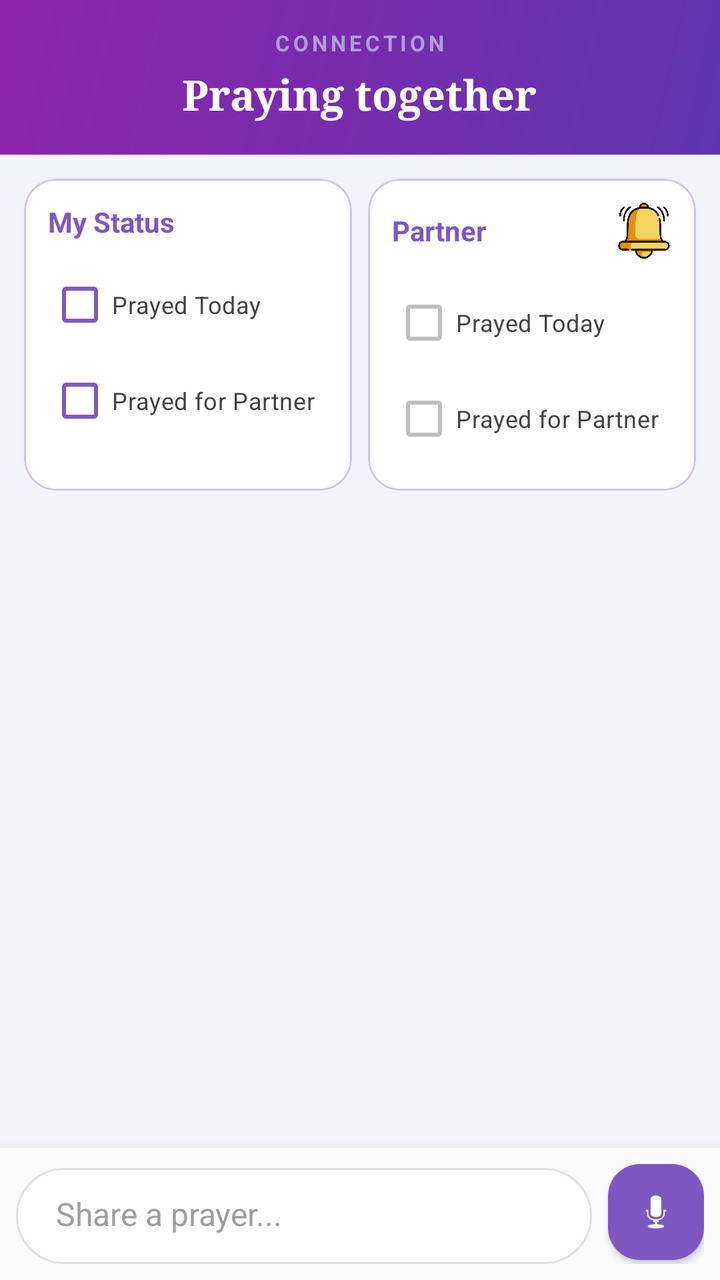
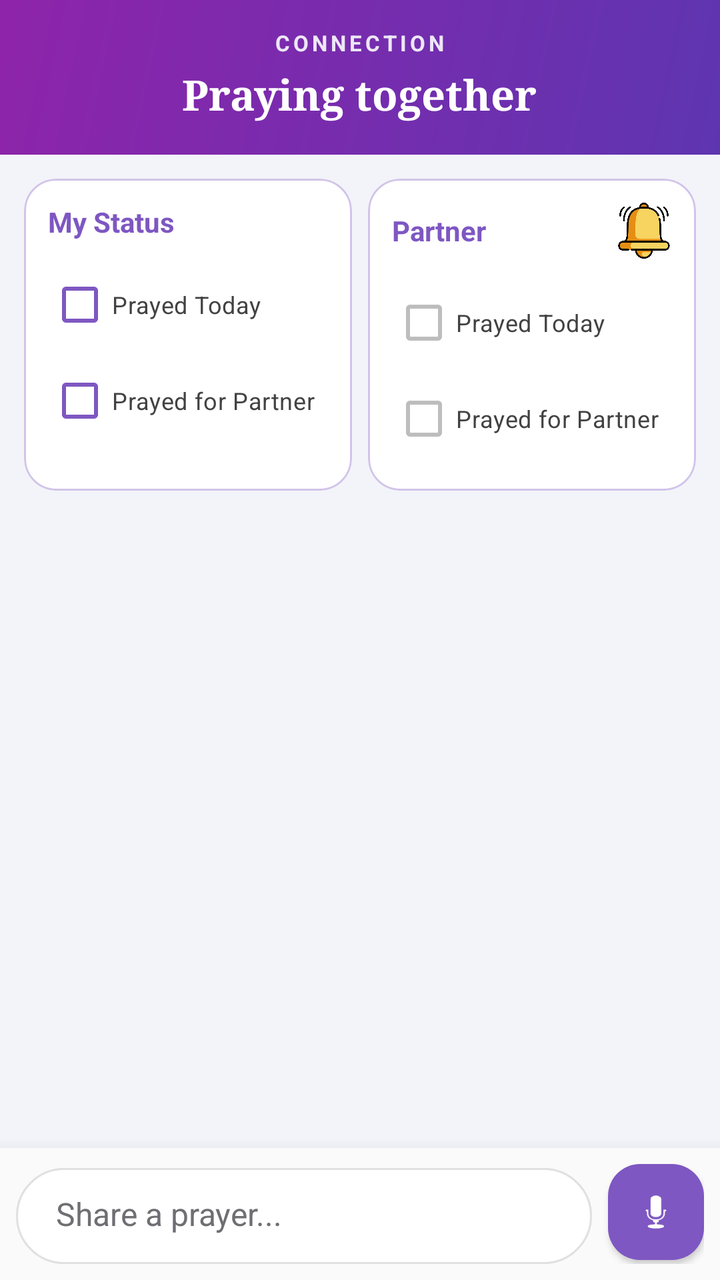

Before-and-after screenshots of an Android layout around one commit, followed by the original layout XML and the change that was made.
<!-- AndroidManifest.xml: application theme Theme.SpiritualTracker -->
<!-- res/layout/fragment_connection.xml -->
<?xml version="1.0" encoding="utf-8"?>
<RelativeLayout xmlns:android="http://schemas.android.com/apk/res/android"
    xmlns:app="http://schemas.android.com/apk/res-auto"
    android:layout_width="match_parent"
    android:layout_height="match_parent"
    android:background="#F3F4F9">

    
    <LinearLayout
        android:id="@+id/connectionHeader"
        android:layout_width="match_parent"
        android:layout_height="wrap_content"
        android:layout_alignParentTop="true"
        android:background="@drawable/bg_header_gradient"
        android:gravity="center"
        android:orientation="vertical"
        android:paddingHorizontal="20dp"
        android:paddingTop="14dp"
        android:paddingBottom="16dp">

        <TextView
            android:layout_width="wrap_content"
            android:layout_height="wrap_content"
            android:layout_marginBottom="4dp"
            android:letterSpacing="0.15"
            android:text="CONNECTION"
            android:textColor="#B39DDB"
            android:textSize="11sp"
            android:textStyle="bold" />

        <TextView
            android:id="@+id/tvConnectionTitle"
            android:layout_width="wrap_content"
            android:layout_height="wrap_content"
            android:fontFamily="serif"
            android:text="Praying together"
            android:textColor="#FFFFFF"
            android:textSize="21sp"
            android:textStyle="bold" />
    </LinearLayout>

    <LinearLayout
        android:id="@+id/layoutTopCards"
        android:layout_width="match_parent"
        android:layout_height="wrap_content"
        android:layout_below="@id/connectionHeader"
        android:orientation="horizontal"
        android:padding="8dp"
        android:weightSum="2">

        <com.google.android.material.card.MaterialCardView
            android:layout_width="0dp"
            android:layout_height="match_parent"
            android:layout_weight="1"
            android:layout_margin="4dp"
            app:cardBackgroundColor="#FFFFFF"
            app:cardCornerRadius="16dp"
            app:cardElevation="0dp"
            app:strokeColor="#D1C4E9"
            app:strokeWidth="1dp">

            <LinearLayout
                android:layout_width="match_parent"
                android:layout_height="match_parent"
                android:orientation="vertical"
                android:padding="12dp">

                <TextView
                    android:layout_width="wrap_content"
                    android:layout_height="wrap_content"
                    android:text="My Status"
                    android:textColor="#7E57C2"
                    android:textSize="14sp"
                    android:textStyle="bold"
                    android:layout_marginBottom="8dp" />

                <CheckBox
                    android:id="@+id/cbMyPrayedToday"
                    android:layout_width="wrap_content"
                    android:layout_height="wrap_content"
                    android:text="Prayed Today"
                    android:textColor="#424242"
                    android:textSize="12sp"
                    android:buttonTint="#7E57C2" />

                <CheckBox
                    android:id="@+id/cbMyPrayedPartner"
                    android:layout_width="wrap_content"
                    android:layout_height="wrap_content"
                    android:text="Prayed for Partner"
                    android:textColor="#424242"
                    android:textSize="12sp"
                    android:buttonTint="#7E57C2" />
            </LinearLayout>
        </com.google.android.material.card.MaterialCardView>

        <com.google.android.material.card.MaterialCardView
            android:layout_width="0dp"
            android:layout_height="match_parent"
            android:layout_weight="1"
            android:layout_margin="4dp"
            app:cardBackgroundColor="#FFFFFF"
            app:cardCornerRadius="16dp"
            app:cardElevation="0dp"
            app:strokeColor="#D1C4E9"
            app:strokeWidth="1dp">

            <LinearLayout
                android:layout_width="match_parent"
                android:layout_height="match_parent"
                android:orientation="vertical"
                android:padding="12dp">

                <RelativeLayout
                    android:layout_width="match_parent"
                    android:layout_height="wrap_content"
                    android:layout_marginBottom="8dp">

                    <TextView
                        android:id="@+id/tvPartnerNameStatus"
                        android:layout_width="wrap_content"
                        android:layout_height="wrap_content"
                        android:layout_centerVertical="true"
                        android:text="Partner"
                        android:textColor="#7E57C2"
                        android:textSize="14sp"
                        android:textStyle="bold" />

                    <FrameLayout
                        android:id="@+id/btnNudgePartner"
                        android:layout_width="wrap_content"
                        android:layout_height="wrap_content"
                        android:layout_alignParentEnd="true"
                        android:layout_centerVertical="true"
                        android:clickable="true"
                        android:focusable="true"
                        android:background="?attr/selectableItemBackgroundBorderless">

                        <ImageView
                            android:layout_width="28dp"
                            android:layout_height="28dp"
                            android:src="@drawable/ic_nudge"
                            android:scaleType="fitCenter" />
                    </FrameLayout>
                </RelativeLayout>

                <CheckBox
                    android:id="@+id/cbPartnerPrayedToday"
                    android:layout_width="wrap_content"
                    android:layout_height="wrap_content"
                    android:text="Prayed Today"
                    android:textColor="#424242"
                    android:textSize="12sp"
                    android:clickable="false"
                    android:buttonTint="@color/partner_checkbox_tint" />

                <CheckBox
                    android:id="@+id/cbPartnerPrayedPartner"
                    android:layout_width="wrap_content"
                    android:layout_height="wrap_content"
                    android:text="Prayed for Partner"
                    android:textColor="#424242"
                    android:textSize="12sp"
                    android:clickable="false"
                    android:buttonTint="@color/partner_checkbox_tint" />
            </LinearLayout>
        </com.google.android.material.card.MaterialCardView>
    </LinearLayout>

    <androidx.recyclerview.widget.RecyclerView
        android:id="@+id/rvConnectionFeed"
        android:layout_width="match_parent"
        android:layout_height="match_parent"
        android:layout_above="@id/layoutConnectionBar"
        android:layout_below="@id/layoutTopCards"
        android:clipToPadding="false"
        android:paddingBottom="8dp" />

    <LinearLayout
        android:id="@+id/layoutConnectionBar"
        android:layout_width="match_parent"
        android:layout_height="wrap_content"
        android:layout_alignParentBottom="true"
        android:background="#FAFAFA"
        android:elevation="12dp"
        android:gravity="bottom"
        android:orientation="horizontal"
        android:paddingHorizontal="8dp"
        android:paddingVertical="8dp">

        <LinearLayout
            android:layout_width="0dp"
            android:layout_height="wrap_content"
            android:layout_weight="1"
            android:background="@drawable/bg_chat_input"
            android:orientation="vertical">

            <LinearLayout
                android:id="@+id/layoutMessagePreview"
                android:layout_width="match_parent"
                android:layout_height="wrap_content"
                android:background="#F5F5F5"
                android:orientation="horizontal"
                android:padding="8dp"
                android:visibility="gone">

                <View
                    android:layout_width="4dp"
                    android:layout_height="match_parent"
                    android:background="#7E57C2" />

                <LinearLayout
                    android:layout_width="0dp"
                    android:layout_height="wrap_content"
                    android:layout_weight="1"
                    android:orientation="vertical"
                    android:paddingStart="8dp">

                    <TextView
                        android:id="@+id/tvMessagePreviewName"
                        android:layout_width="wrap_content"
                        android:layout_height="wrap_content"
                        android:text="Partner"
                        android:textColor="#7E57C2"
                        android:textSize="12sp"
                        android:textStyle="bold" />

                    <TextView
                        android:id="@+id/tvMessagePreviewText"
                        android:layout_width="wrap_content"
                        android:layout_height="wrap_content"
                        android:ellipsize="end"
                        android:maxLines="1"
                        android:textColor="#555555"
                        android:textSize="14sp" />
                </LinearLayout>

                <ImageButton
                    android:id="@+id/btnClosePreview"
                    android:layout_width="24dp"
                    android:layout_height="24dp"
                    android:background="?selectableItemBackgroundBorderless"
                    android:src="@android:drawable/ic_menu_close_clear_cancel"
                    app:tint="#9E9E9E" />
            </LinearLayout>

            <FrameLayout
                android:layout_width="match_parent"
                android:layout_height="wrap_content"
                android:minHeight="48dp">

                <TextView
                    android:id="@+id/tvTypingIndicator"
                    android:layout_width="wrap_content"
                    android:layout_height="wrap_content"
                    android:layout_marginStart="16dp"
                    android:layout_marginBottom="4dp"
                    android:text="Partner is typing..."
                    android:textColor="#7E57C2"
                    android:textSize="13sp"
                    android:textStyle="italic"
                    android:visibility="gone" />

                <EditText
                    android:id="@+id/etMessageInput"
                    android:layout_width="match_parent"
                    android:layout_height="wrap_content"
                    android:background="@null"
                    android:hint="Share a prayer..."
                    android:inputType="textMultiLine|textCapSentences"
                    android:maxLines="5"
                    android:paddingHorizontal="20dp"
                    android:paddingVertical="12dp"
                    android:textColor="#1A1A1A"
                    android:textColorHint="#9E9E9E"
                    android:textSize="16sp" />

                <LinearLayout
                    android:id="@+id/layoutRecordingUI"
                    android:layout_width="match_parent"
                    android:layout_height="match_parent"
                    android:layout_gravity="center"
                    android:baselineAligned="false"
                    android:gravity="center_vertical"
                    android:orientation="horizontal"
                    android:paddingHorizontal="8dp"
                    android:visibility="gone">

                    <ImageButton
                        android:id="@+id/btnDiscardAudio"
                        android:layout_width="36dp"
                        android:layout_height="36dp"
                        android:layout_gravity="center_vertical"
                        android:background="?attr/selectableItemBackgroundBorderless"
                        android:src="@android:drawable/ic_menu_delete"
                        app:tint="#E53935" />

                    <TextView
                        android:id="@+id/tvRecordTimer"
                        android:layout_width="0dp"
                        android:layout_height="wrap_content"
                        android:layout_gravity="center_vertical"
                        android:layout_weight="1"
                        android:gravity="center"
                        android:text="00:00"
                        android:textColor="#7E57C2"
                        android:textSize="16sp"
                        android:textStyle="bold" />

                    <ImageButton
                        android:id="@+id/btnSendAudio"
                        android:layout_width="36dp"
                        android:layout_height="36dp"
                        android:layout_gravity="center_vertical"
                        android:background="@drawable/circle_background"
                        android:backgroundTint="#7E57C2"
                        android:src="@android:drawable/ic_menu_send"
                        app:tint="#FFFFFF" />
                </LinearLayout>
            </FrameLayout>
        </LinearLayout>

        <com.google.android.material.floatingactionbutton.FloatingActionButton
            android:id="@+id/btnSendOrRecord"
            android:layout_width="wrap_content"
            android:layout_height="wrap_content"
            android:layout_marginStart="8dp"
            android:layout_marginBottom="2dp"
            android:src="@android:drawable/ic_btn_speak_now"
            app:backgroundTint="#7E57C2"
            app:borderWidth="0dp"
            app:elevation="2dp"
            app:fabCustomSize="48dp"
            app:tint="#FFFFFF" />

    </LinearLayout>

</RelativeLayout>
<!-- resources referenced by this layout -->
<resources>
  <!-- drawable bg_chat_input (drawable) -->
  <?xml version="1.0" encoding="utf-8"?>
  <shape xmlns:android="http://schemas.android.com/apk/res/android"
      android:shape="rectangle">
      <solid android:color="#FFFFFF" /> <stroke android:width="1dp" android:color="#E0E0E0" /> <corners android:radius="28dp" /> </shape>
  <!-- drawable bg_header_gradient (drawable) -->
  <?xml version="1.0" encoding="utf-8"?>
  <shape xmlns:android="http://schemas.android.com/apk/res/android" android:shape="rectangle">
      <gradient
          android:startColor="#5E35B1"
          android:endColor="#8E24AA"
          android:angle="135"/>
  
  
  </shape>
  <!-- drawable circle_background (drawable) -->
  <?xml version="1.0" encoding="utf-8"?>
  <shape xmlns:android="http://schemas.android.com/apk/res/android"
      android:shape="oval">
      <solid android:color="#FFFFFF" />
  </shape>
  <!-- drawable ic_nudge: png bitmap (drawable, 23362 bytes) -->
  <style name="Theme.SpiritualTracker" parent="Base.Theme.SpiritualTracker" />
  <style name="Base.Theme.SpiritualTracker" parent="Theme.Material3.DayNight.NoActionBar">
          <item name="colorPrimary">#7E57C2</item>
          <item name="colorOnPrimary">#FFFFFF</item>
          <item name="colorSecondaryContainer">#D1C4E9</item>
          <item name="colorOnSecondaryContainer">#7E57C2</item>
          <item name="android:windowBackground">#F3F4F9</item>
          
          <item name="android:navigationBarColor">#F5F5F5</item>
          <item name="android:windowLightNavigationBar" tools:targetApi="27">true</item>
      </style>
</resources>

<!-- the commit's change to res/layout/fragment_connection.xml (unified diff, before → after) -->
@@ -24,7 +24,7 @@
             android:layout_marginBottom="4dp"
             android:letterSpacing="0.15"
             android:text="CONNECTION"
-            android:textColor="#B39DDB"
+            android:textColor="#EDE7F6"
             android:textSize="11sp"
             android:textStyle="bold" />
 
@@ -272,7 +272,7 @@
                     android:paddingHorizontal="20dp"
                     android:paddingVertical="12dp"
                     android:textColor="#1A1A1A"
-                    android:textColorHint="#9E9E9E"
+                    android:textColorHint="#6E6E73"
                     android:textSize="16sp" />
 
                 <LinearLayout
